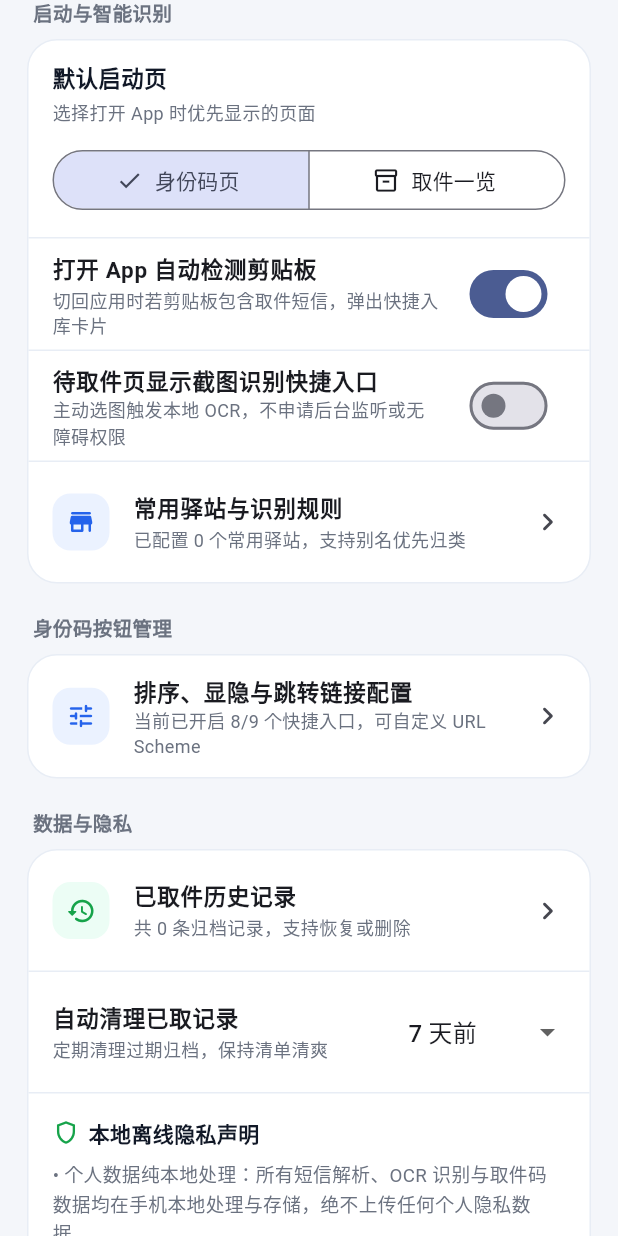
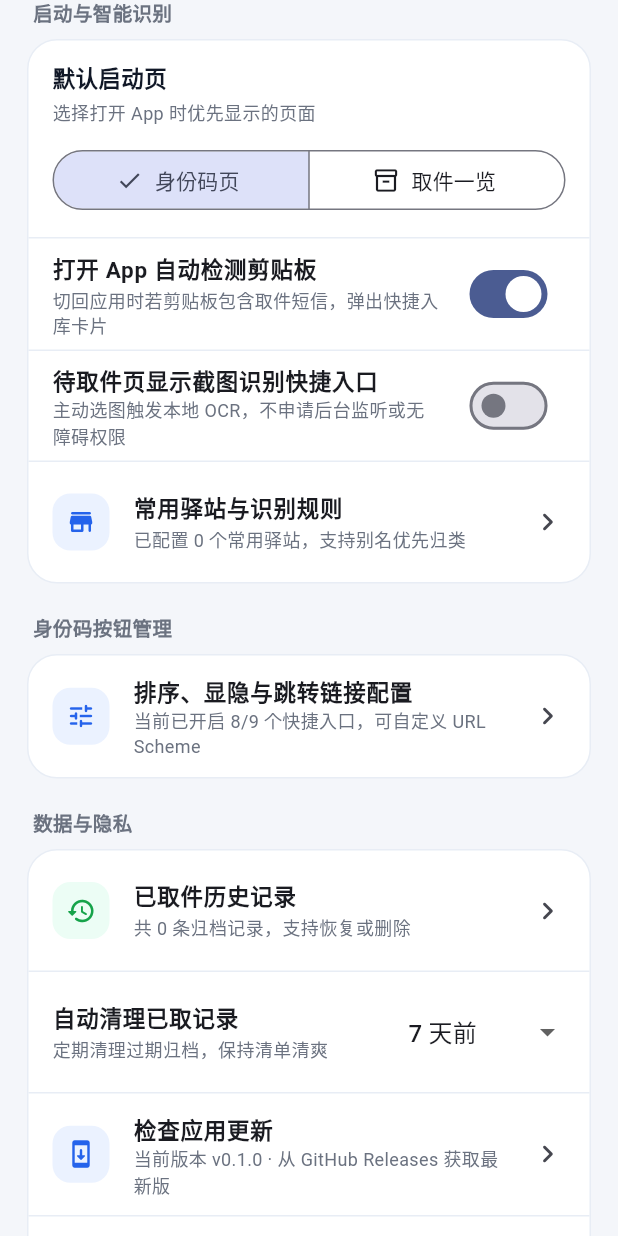
Before and after one commit to jiucaihua1/qujianma, a Flutter app: the SettingsPage widget shown alone on an empty page, opened directly with empty values, scrolled down 576 dp, on a phone screen of 412 x 824 dp. Run offline on Flutter 3.47's test engine with Material 3 defaults, Android fonts, the phone set to English and light mode, and no system bars; our stand-ins replace image_picker, shared_preferences, sqflite; missing offline and left inert: google_mlkit_text_recognition; accounts and stored records are empty; network calls fail.

Commit message:
feat: add GitHub Actions release workflow and in-app update check

```diff
--- a/lib/pages/settings_page.dart
+++ b/lib/pages/settings_page.dart
@@ -1,8 +1,10 @@
 import 'package:flutter/material.dart';
 import 'package:intl/intl.dart';
+import 'package:url_launcher/url_launcher.dart';
 
 import '../models/identity_shortcut.dart';
 import '../services/app_state.dart';
+import '../services/app_update_service.dart';
 import '../services/quick_tile_service.dart';
 import '../theme/app_theme.dart';
 import 'station_manage_page.dart';
@@ -293,6 +295,8 @@ class SettingsPage extends StatelessWidget {
                 ),
               ),
               const Divider(height: 1, color: AppTheme.cardBorder),
+              const _CheckUpdateTile(),
+              const Divider(height: 1, color: AppTheme.cardBorder),
               const Padding(
                 padding: EdgeInsets.all(16),
                 child: Column(
@@ -339,6 +343,135 @@ class SettingsPage extends StatelessWidget {
           ),
         ],
       ),
+    );
+  }
+}
+
+class _CheckUpdateTile extends StatefulWidget {
+  const _CheckUpdateTile();
+
+  @override
+  State<_CheckUpdateTile> createState() => _CheckUpdateTileState();
+}
+
+class _CheckUpdateTileState extends State<_CheckUpdateTile> {
+  String _currentVersion = '0.1.0';
+  bool _checking = false;
+
+  @override
+  void initState() {
+    super.initState();
+    QuickTileService.getAppVersion().then((v) {
+      if (mounted) {
+        setState(() => _currentVersion = v);
+      }
+    });
+  }
+
+  Future<void> _checkUpdate() async {
+    if (_checking) return;
+    setState(() => _checking = true);
+    try {
+      final info = await const AppUpdateService().checkForUpdate(
+        currentVersion: _currentVersion,
+      );
+      if (!mounted) return;
+      if (!info.hasUpdate) {
+        ScaffoldMessenger.of(context).showSnackBar(
+          SnackBar(content: Text('当前已是最新版本（v$_currentVersion）')),
+        );
+        return;
+      }
+
+      await showDialog<void>(
+        context: context,
+        builder: (ctx) => AlertDialog(
+          title: Text('发现新版本 ${info.latestVersion}'),
+          content: SingleChildScrollView(
+            child: Column(
+              mainAxisSize: MainAxisSize.min,
+              crossAxisAlignment: CrossAxisAlignment.start,
+              children: [
+                Text(
+                  '当前版本：v${info.currentVersion}',
+                  style: const TextStyle(
+                    fontSize: 12.5,
+                    color: AppTheme.textSecondary,
+                  ),
+                ),
+                const SizedBox(height: 10),
+                Text(
+                  info.releaseNotes.isEmpty
+                      ? '包含功能优化与问题修复，建议更新体验。'
+                      : info.releaseNotes,
+                  style: const TextStyle(fontSize: 13.5, height: 1.5),
+                ),
+              ],
+            ),
+          ),
+          actions: [
+            TextButton(
+              onPressed: () => Navigator.pop(ctx),
+              child: const Text('暂不更新'),
+            ),
+            FilledButton(
+              onPressed: () async {
+                Navigator.pop(ctx);
+                final uri = Uri.tryParse(info.downloadUrl);
+                if (uri != null) {
+                  await launchUrl(uri, mode: LaunchMode.externalApplication);
+                }
+              },
+              child: const Text('去下载更新'),
+            ),
+          ],
+        ),
+      );
+    } catch (e) {
+      if (!mounted) return;
+      ScaffoldMessenger.of(context).showSnackBar(
+        SnackBar(content: Text('检查更新失败：$e')),
+      );
+    } finally {
+      if (mounted) {
+        setState(() => _checking = false);
+      }
+    }
+  }
+
+  @override
+  Widget build(BuildContext context) {
+    return ListTile(
+      contentPadding: const EdgeInsets.symmetric(horizontal: 16, vertical: 4),
+      leading: Container(
+        width: 38,
+        height: 38,
+        decoration: BoxDecoration(
+          color: AppTheme.primarySoft,
+          borderRadius: BorderRadius.circular(12),
+        ),
+        child: const Icon(
+          Icons.system_update_rounded,
+          color: AppTheme.primary,
+          size: 20,
+        ),
+      ),
+      title: const Text(
+        '检查应用更新',
+        style: TextStyle(fontSize: 15, fontWeight: FontWeight.w600),
+      ),
+      subtitle: Text(
+        '当前版本 v$_currentVersion · 从 GitHub Releases 获取最新版',
+        style: const TextStyle(fontSize: 12, color: AppTheme.textSecondary),
+      ),
+      trailing: _checking
+          ? const SizedBox(
+              width: 20,
+              height: 20,
+              child: CircularProgressIndicator(strokeWidth: 2),
+            )
+          : const Icon(Icons.chevron_right_rounded),
+      onTap: _checkUpdate,
     );
   }
 }
--- /dev/null
+++ b/lib/services/app_update_service.dart
@@ -0,0 +1,112 @@
+import 'dart:convert';
+import 'dart:io';
+
+class AppReleaseInfo {
+  const AppReleaseInfo({
+    required this.latestVersion,
+    required this.currentVersion,
+    required this.hasUpdate,
+    required this.releaseNotes,
+    required this.downloadUrl,
+    required this.pageUrl,
+  });
+
+  final String latestVersion;
+  final String currentVersion;
+  final bool hasUpdate;
+  final String releaseNotes;
+  final String downloadUrl;
+  final String pageUrl;
+}
+
+class AppUpdateService {
+  const AppUpdateService();
+
+  static const String latestReleaseApiUrl =
+      'https://api.github.com/repos/jiucaihua1/qujianma/releases/latest';
+
+  static List<int> _parseSemver(String raw) {
+    final cleaned = raw.trim().replaceFirst(RegExp(r'^[vV]'), '').split('+').first;
+    final parts = cleaned.split('.');
+    return List<int>.generate(
+      3,
+      (i) => i < parts.length
+          ? (int.tryParse(parts[i].replaceAll(RegExp(r'[^0-9]'), '')) ?? 0)
+          : 0,
+    );
+  }
+
+  static bool isNewerVersion(String latest, String current) {
+    final a = _parseSemver(latest);
+    final b = _parseSemver(current);
+    for (var i = 0; i < 3; i++) {
+      if (a[i] > b[i]) return true;
+      if (a[i] < b[i]) return false;
+    }
+    return false;
+  }
+
+  Future<AppReleaseInfo> checkForUpdate({
+    required String currentVersion,
+  }) async {
+    final uri = Uri.parse(latestReleaseApiUrl);
+    final client = HttpClient()..connectionTimeout = const Duration(seconds: 10);
+    try {
+      final request = await client.getUrl(uri);
+      request.headers.set(HttpHeaders.acceptHeader, 'application/vnd.github+json');
+      request.headers.set(HttpHeaders.userAgentHeader, 'qujianma-app');
+      final response = await request.close().timeout(
+            const Duration(seconds: 12),
+          );
+      if (response.statusCode == 404) {
+        return AppReleaseInfo(
+          latestVersion: currentVersion,
+          currentVersion: currentVersion,
+          hasUpdate: false,
+          releaseNotes: '',
+          downloadUrl: '',
+          pageUrl: 'https://github.com/jiucaihua1/qujianma/releases',
+        );
+      }
+      if (response.statusCode < 200 || response.statusCode >= 300) {
+        throw HttpException('GitHub API 返回状态码 ${response.statusCode}', uri: uri);
+      }
+
+      final body = await response.transform(utf8.decoder).join();
+      final decoded = jsonDecode(body);
+      if (decoded is! Map<String, dynamic>) {
+        throw const FormatException('Release 数据格式异常');
+      }
+
+      final tag = (decoded['tag_name'] as String?)?.trim() ?? '';
+      final notes = (decoded['body'] as String?)?.trim() ?? '';
+      final htmlUrl = (decoded['html_url'] as String?)?.trim() ??
+          'https://github.com/jiucaihua1/qujianma/releases';
+
+      var apkUrl = '';
+      final assets = decoded['assets'];
+      if (assets is List) {
+        for (final asset in assets.whereType<Map<String, dynamic>>()) {
+          final name = (asset['name'] as String?)?.toLowerCase() ?? '';
+          final url = (asset['browser_download_url'] as String?)?.trim() ?? '';
+          if (name.endsWith('.apk') && url.isNotEmpty) {
+            apkUrl = url;
+            break;
+          }
+        }
+      }
+
+      final latest = tag.isEmpty ? currentVersion : tag;
+      return AppReleaseInfo(
+        latestVersion: latest,
+        currentVersion: currentVersion,
+        hasUpdate: isNewerVersion(latest, currentVersion),
+        releaseNotes: notes,
+        downloadUrl: apkUrl.isNotEmpty ? apkUrl : htmlUrl,
+        pageUrl: htmlUrl,
+      );
+    } finally {
+      client.close(force: true);
+    }
+  }
+}
--- a/lib/services/quick_tile_service.dart
+++ b/lib/services/quick_tile_service.dart
@@ -166,6 +166,16 @@ class QuickTileService {
     }
   }
 
+  static Future<String> getAppVersion() async {
+    try {
+      final version = await _channel.invokeMethod<String>('getAppVersion');
+      if (version != null && version.trim().isNotEmpty) {
+        return version.trim();
+      }
+    } catch (_) {}
+    return '0.1.0';
+  }
+
   static Future<bool> checkSmsPermission() async {
     try {
       return (await _channel.invokeMethod<bool>('checkSmsPermission')) == true;
```
Also changed, not shown: 3 other files.
